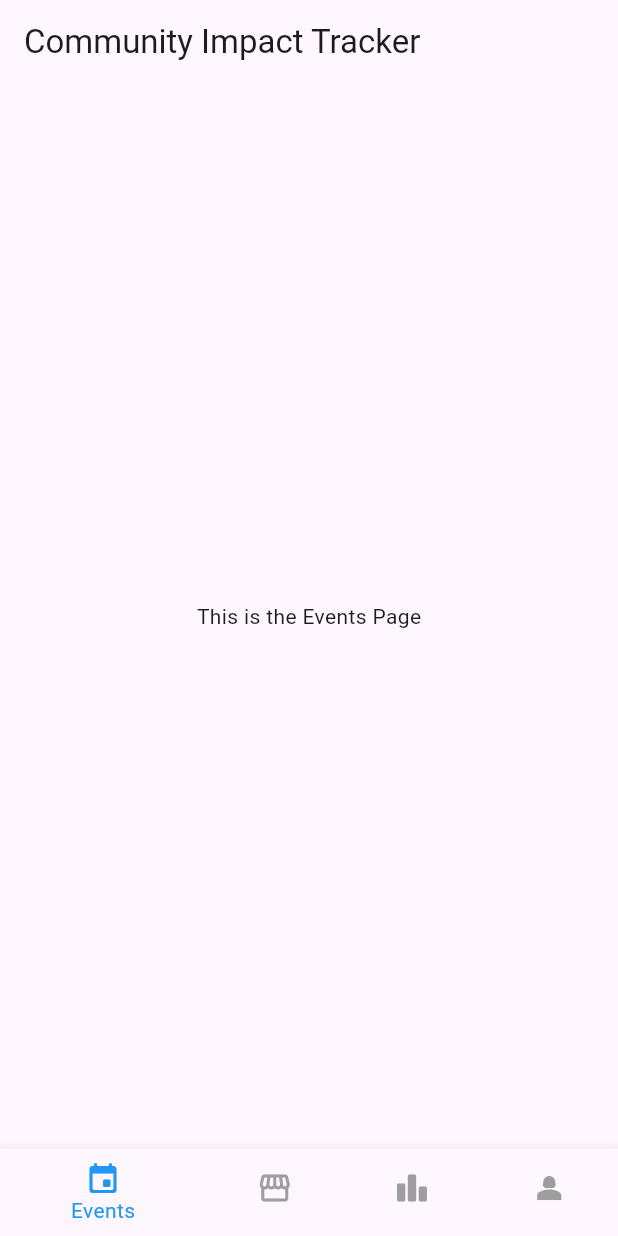
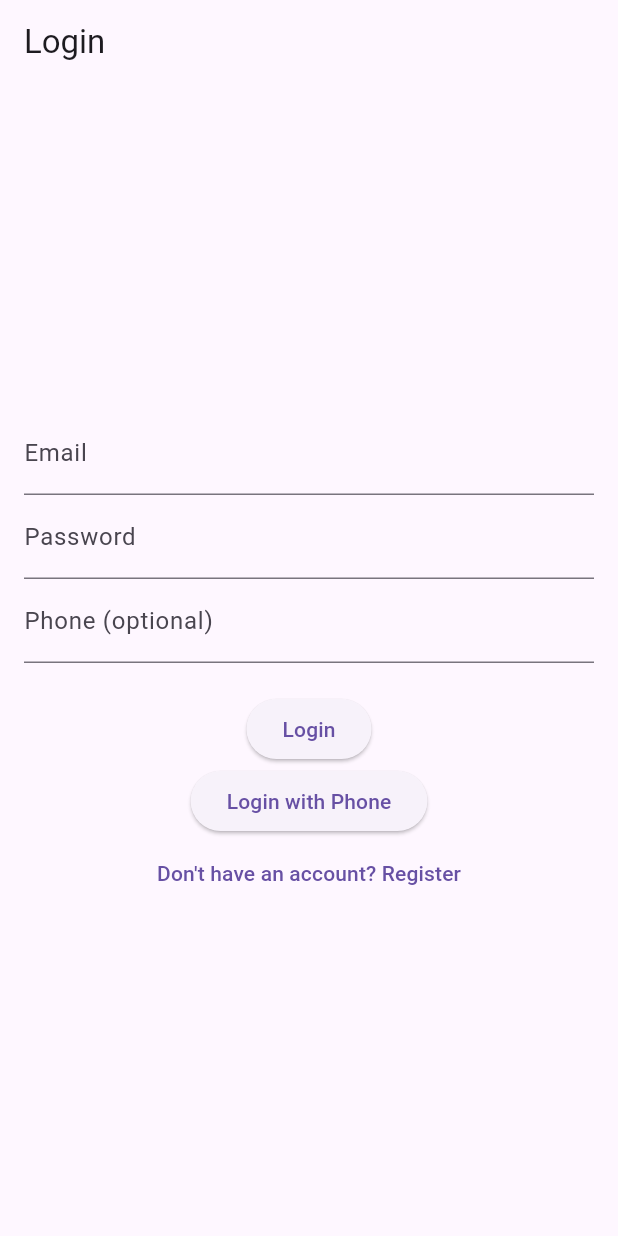
Before and after one commit to Vlxdi/community_impact_tracker, a Flutter app: the screen it shows after launch, on a phone screen of 412 x 824 dp. Run offline on Flutter 3.47's test engine with Material 3 defaults, Android fonts, the light colour scheme and no system bars; our stand-ins replace firebase_auth, firebase_core, image_picker; accounts and stored records are empty.

Commit message:
Database - Firebase connected, Register/Login added.

```diff
--- /dev/null
+++ b/lib/login.dart
@@ -0,0 +1,138 @@
+import 'package:flutter/material.dart';
+import 'package:firebase_auth/firebase_auth.dart';
+import 'profile.dart';
+
+class LoginPage extends StatefulWidget {
+  @override
+  _LoginPageState createState() => _LoginPageState();
+}
+
+class _LoginPageState extends State<LoginPage> {
+  final FirebaseAuth _auth = FirebaseAuth.instance;
+  String _email = '';
+  String _password = '';
+  String _phone = '';
+  String _verificationId = '';
+  bool _isRegistering = false;
+
+  void _register() async {
+    try {
+      await _auth.createUserWithEmailAndPassword(
+          email: _email, password: _password);
+      Navigator.pushReplacement(
+        context,
+        MaterialPageRoute(builder: (context) => ProfilePage()),
+      );
+    } catch (e) {
+      print(e);
+      ScaffoldMessenger.of(context)
+          .showSnackBar(SnackBar(content: Text('Registration failed')));
+    }
+  }
+
+  void _login() async {
+    try {
+      await _auth.signInWithEmailAndPassword(
+          email: _email, password: _password);
+      Navigator.pushReplacement(
+        context,
+        MaterialPageRoute(builder: (context) => ProfilePage()),
+      );
+    } catch (e) {
+      print(e);
+      ScaffoldMessenger.of(context)
+          .showSnackBar(SnackBar(content: Text('Login failed')));
+    }
+  }
+
+  void _loginWithPhone() async {
+    try {
+      await _auth.verifyPhoneNumber(
+        phoneNumber: _phone,
+        verificationCompleted: (PhoneAuthCredential credential) async {
+          await _auth.signInWithCredential(credential);
+          Navigator.pushReplacement(
+            context,
+            MaterialPageRoute(builder: (context) => ProfilePage()),
+          );
+        },
+        verificationFailed: (FirebaseAuthException e) {
+          print(e);
+          ScaffoldMessenger.of(context).showSnackBar(
+              SnackBar(content: Text('Phone verification failed')));
+        },
+        codeSent: (String verificationId, int? resendToken) {
+          setState(() {
+            _verificationId = verificationId;
+          });
+          ScaffoldMessenger.of(context)
+              .showSnackBar(SnackBar(content: Text('Code sent')));
+        },
+        codeAutoRetrievalTimeout: (String verificationId) {},
+      );
+    } catch (e) {
+      print(e);
+      ScaffoldMessenger.of(context)
+          .showSnackBar(SnackBar(content: Text('Phone login failed')));
+    }
+  }
+
+  @override
+  Widget build(BuildContext context) {
+    return Scaffold(
+      appBar: AppBar(title: Text(_isRegistering ? 'Register' : 'Login')),
+      body: Padding(
+        padding: const EdgeInsets.all(16.0),
+        child: Column(
+          mainAxisAlignment: MainAxisAlignment.center,
+          children: [
+            TextField(
+              decoration: InputDecoration(labelText: 'Email'),
+              onChanged: (value) {
+                setState(() {
+                  _email = value;
+                });
+              },
+            ),
+            TextField(
+              decoration: InputDecoration(labelText: 'Password'),
+              obscureText: true,
+              onChanged: (value) {
+                setState(() {
+                  _password = value;
+                });
+              },
+            ),
+            TextField(
+              decoration: InputDecoration(labelText: 'Phone (optional)'),
+              onChanged: (value) {
+                setState(() {
+                  _phone = value;
+                });
+              },
+            ),
+            SizedBox(height: 20),
+            ElevatedButton(
+              onPressed: _isRegistering ? _register : _login,
+              child: Text(_isRegistering ? 'Register' : 'Login'),
+            ),
+            ElevatedButton(
+              onPressed: _loginWithPhone,
+              child: Text('Login with Phone'),
+            ),
+            TextButton(
+              onPressed: () {
+                setState(() {
+                  _isRegistering = !_isRegistering;
+                });
+              },
+              child: Text(_isRegistering
+                  ? 'Already have an account? Login'
+                  : 'Don\'t have an account? Register'),
+            ),
+          ],
+        ),
+      ),
+    );
+  }
+}
--- a/lib/main.dart
+++ b/lib/main.dart
@@ -1,16 +1,54 @@
 import 'package:flutter/material.dart';
-import 'profile.dart'; // Import the profile page
+import 'package:firebase_core/firebase_core.dart';
+import 'package:firebase_auth/firebase_auth.dart';
+import 'login.dart';
+import 'profile.dart';
+import 'firebase_options.dart';
 
-void main() {
+void main() async {
+  WidgetsFlutterBinding.ensureInitialized();
+  await Firebase.initializeApp(
+    options: DefaultFirebaseOptions.currentPlatform,
+  );
   runApp(MyApp());
 }
 
-class MyApp extends StatefulWidget {
+class MyApp extends StatelessWidget {
   @override
-  _MyAppState createState() => _MyAppState();
+  Widget build(BuildContext context) {
+    return MaterialApp(
+      debugShowCheckedModeBanner: false,
+      home: AuthenticationWrapper(),
+    );
+  }
 }
 
-class _MyAppState extends State<MyApp> {
+class AuthenticationWrapper extends StatelessWidget {
+  @override
+  Widget build(BuildContext context) {
+    return StreamBuilder<User?>(
+      stream: FirebaseAuth.instance.authStateChanges(),
+      builder: (context, snapshot) {
+        if (snapshot.connectionState == ConnectionState.waiting) {
+          return Center(child: CircularProgressIndicator());
+        }
+        if (snapshot.hasData) {
+          // If the user is already logged in, show the profile page
+          return MainPage();
+        }
+        // Otherwise, show the login page
+        return LoginPage();
+      },
+    );
+  }
+}
+
+class MainPage extends StatefulWidget {
+  @override
+  _MainPageState createState() => _MainPageState();
+}
+
+class _MainPageState extends State<MainPage> {
   int _selectedIndex = 0;
 
   final List<Widget> _pages = <Widget>[
@@ -28,12 +66,7 @@ class _MyAppState extends State<MyApp> {
 
   @override
   Widget build(BuildContext context) {
-    return MaterialApp(
-      debugShowCheckedModeBanner: false,
-      home: Scaffold(
-        appBar: AppBar(
-          title: Text('Community Impact Tracker'),
-        ),
+    return Scaffold(
       body: IndexedStack(
         index: _selectedIndex,
         children: _pages,
@@ -62,7 +95,6 @@ class _MyAppState extends State<MyApp> {
         unselectedItemColor: Colors.grey,
         onTap: _onItemTapped,
       ),
-      ),
     );
   }
 }
```
Also changed, not shown: lib/profile.dart (+8 -7 lines), pubspec.yaml (+5 -2 lines), firebase.json (added), lib/firebase_options.dart (added), pubspec.lock, 6 other files. Lines whose indentation alone changed are shown as unchanged.
